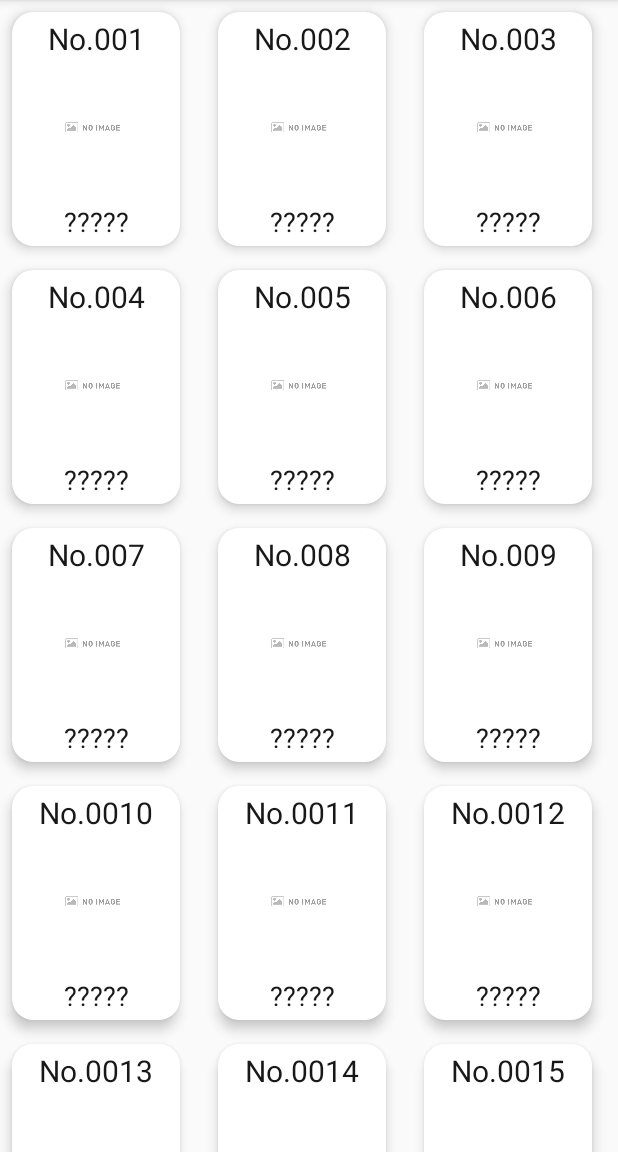
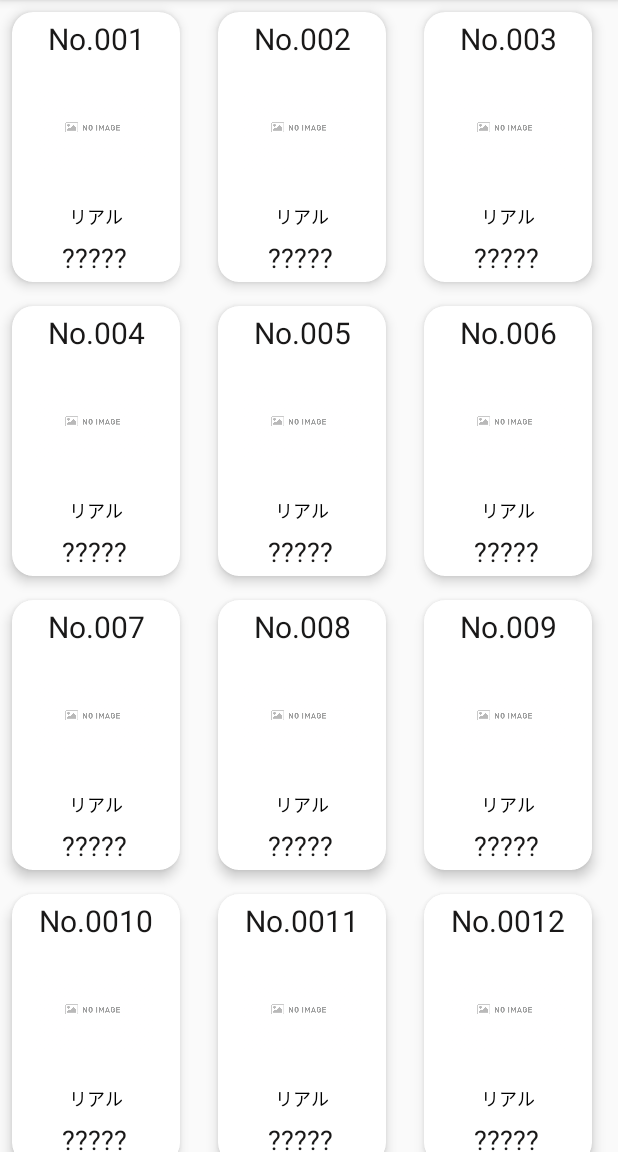
Before and after one commit to MIsosyati/LifeisGames, an Android app: the FishlibraryActivity screen opened directly, with no data from a screen before it, on a phone screen of 412 x 824 dp, the part 84-1236 px from its top. Run offline under Robolectric (Android 15) with nearby library versions, the phone set to English and light mode, and no system bars; libraries missing offline, so code that uses them is left out: io.realm; Roboto replaces fonts that are not available here; 2 statements that could not run were skipped.

Commit message:
図鑑内容いじった

```diff
--- a/app/src/main/java/com/lifeistech/android/lifeisgames/kingyosukui/Fish_library_data.kt
+++ b/app/src/main/java/com/lifeistech/android/lifeisgames/kingyosukui/Fish_library_data.kt
@@ -1,8 +1,11 @@
 package com.lifeistech.android.lifeisgames.kingyosukui
 
-data class Fish_library_data (val fishimage: Int,
-      val fishnumber:String,
-      val fishName: String,
-      val fish_option: String,
-      val isCatched: Boolean = false
-)
+import io.realm.RealmObject
+
+open class Fish_library_data (var fishimage: Int = 0,
+      var fishnumber:String = "",
+      var fishName: String = "",
+      var fish_option: String = "",
+      var fish_category: String = "",
+      var isCatched: Boolean = false
+): RealmObject()
--- a/app/src/main/java/com/lifeistech/android/lifeisgames/kingyosukui/FishlibraryActivity.kt
+++ b/app/src/main/java/com/lifeistech/android/lifeisgames/kingyosukui/FishlibraryActivity.kt
@@ -6,32 +6,34 @@ import androidx.recyclerview.widget.GridLayoutManager
 import androidx.recyclerview.widget.LinearLayoutManager
 import androidx.recyclerview.widget.RecyclerView
 import com.lifeistech.android.lifeisgames.R
+import io.realm.Realm
 import kotlinx.android.synthetic.main.activity_fishlibrary.*
 
 class FishlibraryActivity : AppCompatActivity() {
  val fish_library_data: List<Fish_library_data> = listOf(
-    Fish_library_data(R.drawable.wakinr,"No.001","ワキン(赤)","金魚の屋台の定番といえばこいつ。金魚の原点ともいえる品種であり先祖はフナ"),
-    Fish_library_data(R.drawable.wakinw,"No.002","ワキン(黒)","金魚の屋台の定番といえばこいつ。金魚の原点ともいえる品種であり先祖はフナ"),
-     Fish_library_data(R.drawable.nodata,"No.003","ワキン(サラサ)","金魚の屋台の定番といえばこいつ。金魚の原点ともいえる品種であり先祖はフナ"),
-     Fish_library_data(R.drawable.nodata,"No.004","デメキン(赤)","屋台ではちょっとレア扱い。難易度は低めだが取れると嬉しい反面、目が出てるため弱く、すぐ死ぬ"),
-     Fish_library_data(R.drawable.nodata,"No.005","デメキン(黒)","屋台ではちょっとレア扱い。難易度は低めだが取れると嬉しい反面、目が出てるため弱く、すぐ死ぬ"),
-     Fish_library_data(R.drawable.nodata,"No.006","デメキン(三色)","屋台ではちょっとレア扱い。難易度は低めだが取れると嬉しい反面、目が出てるため弱く、すぐ死ぬ"),
-     Fish_library_data(R.drawable.nodata,"No.007","琉金(赤)","ずんぐりとした体形を持つ。尾が長めのため泳ぐと綺麗。泳ぎは比較的ゆっくりとしている"),
-     Fish_library_data(R.drawable.nodata,"No.008","琉金(キャリコ)","ずんぐりとした体形を持つ。尾が長めのため泳ぐと綺麗。泳ぎは比較的ゆっくりとしている"),
-     Fish_library_data(R.drawable.nodata,"No.009","蘭鋳(赤)","背びれがなく丸い体形をしている。筆舌すべきは頭の肉瘤である。この肉瘤がライオンを彷彿ああせるため英名はライオンヘッドゴールドフィッシュ"),
-     Fish_library_data(R.drawable.nodata,"No.0010","蘭鋳(白)","背びれがなく丸い体形をしている。筆舌すべきは頭の肉瘤である。この肉瘤がライオンを彷彿ああせるため英名はライオンヘッドゴールドフィッシュ"),
-     Fish_library_data(R.drawable.nodata,"No.0011" ,"蘭鋳(赤白)","背びれがなく丸い体形をしている。筆舌すべきは頭の肉瘤である。この肉瘤がライオンを彷彿ああせるため英名はライオンヘッドゴールドフィッシュ"),
-     Fish_library_data(R.drawable.nodata,"No.0012" ,"朱文金","赤と黒が入り混じった青みのある体をしている。フナやデメキンから派生した品種で丈夫"),
-     Fish_library_data(R.drawable.nodata,"No.0013","丹頂","頭部にのみ赤がほかは全て白い体色の金魚。頭部に小さなコブができる。オランダ獅子頭とは別種である"),
-     Fish_library_data(R.drawable.nodata,"No.0014","オランダ獅子頭","丹頂と違う点は全身が赤白入り混じっている。またコブも全身にできる。それ以外はほぼ一緒である"),
-     Fish_library_data(R.drawable.nodata,"No.0015","東錦","オランダ獅子頭と三色出目金を交配させた品種。色は三色で体形はオランダ獅子頭の特徴を持つ"),
-     Fish_library_data(R.drawable.nodata,"No.0016","江戸錦","蘭鋳と東錦を交配させた品種。モザイク透明鱗が特徴で色は赤白浅葱色である"),
-     Fish_library_data(R.drawable.nodata,"No.0017" ,"桜錦","蘭鋳と江戸錦を交配させた品種。背びれがなく色は赤と白である"),
-     Fish_library_data(R.drawable.nodata,"No.0018" ,"コメット","コメットとは彗星という意味。その名の通り大きくなびく尾びれが特徴"),
-     Fish_library_data(R.drawable.nodata,"No.0019" ,"水泡眼","目の下に大きな袋をぶら下げた品種。袋は破れやすく、出目金と同じく弱りやすい"),
-     Fish_library_data(R.drawable.nodata,"No.0020" ,"ピンポンパール","まんまるで粒々した体をしている。そのため泳げなくなることも多々あるらしい"),
-     Fish_library_data(R.drawable.nodata,"No.0021" ,"頂点眼","名前の通り目が真上を向いている。インパクトがある姿は水槽で見ていて面白い"),
-     Fish_library_data(R.drawable.nodata,"No.00000" ,"オオサンショウウオ","特別天然記念物で世界最大級の両生類。寿命は七十年近くある個体も。瞳が可愛い、可愛い。何故こいつがNO.0なのか…それは主の推しだからである。不平不満は認めない")
+    Fish_library_data(R.drawable.wakinr,"No.001","ワキン(赤)","金魚の屋台の定番といえばこいつ。金魚の原点ともいえる品種であり先祖はフナ","リアル"),
+    Fish_library_data(R.drawable.wakinw,"No.002","ワキン(黒)","金魚の屋台の定番といえばこいつ。金魚の原点ともいえる品種であり先祖はフナ","リアル"),
+     Fish_library_data(R.drawable.nodata,"No.003","ワキン(サラサ)","金魚の屋台の定番といえばこいつ。金魚の原点ともいえる品種であり先祖はフナ","リアル"),
+     Fish_library_data(R.drawable.nodata,"No.004","デメキン(赤)","屋台ではちょっとレア扱い。難易度は低めだが取れると嬉しい反面、目が出てるため弱く、すぐ死ぬ","リアル"),
+     Fish_library_data(R.drawable.nodata,"No.005","デメキン(黒)","屋台ではちょっとレア扱い。難易度は低めだが取れると嬉しい反面、目が出てるため弱く、すぐ死ぬ","リアル"),
+     Fish_library_data(R.drawable.nodata,"No.006","デメキン(三色)","屋台ではちょっとレア扱い。難易度は低めだが取れると嬉しい反面、目が出てるため弱く、すぐ死ぬ","リアル"),
+     Fish_library_data(R.drawable.nodata,"No.007","琉金(赤)","ずんぐりとした体形を持つ。尾が長めのため泳ぐと綺麗。泳ぎは比較的ゆっくりとしている","リアル"),
+     Fish_library_data(R.drawable.nodata,"No.008","琉金(キャリコ)","ずんぐりとした体形を持つ。尾が長めのため泳ぐと綺麗。泳ぎは比較的ゆっくりとしている","リアル"),
+     Fish_library_data(R.drawable.nodata,"No.009","蘭鋳(赤)","背びれがなく丸い体形をしている。筆舌すべきは頭の肉瘤である。この肉瘤がライオンを彷彿ああせるため英名はライオンヘッドゴールドフィッシュ","リアル"),
+     Fish_library_data(R.drawable.nodata,"No.0010","蘭鋳(白)","背びれがなく丸い体形をしている。筆舌すべきは頭の肉瘤である。この肉瘤がライオンを彷彿ああせるため英名はライオンヘッドゴールドフィッシュ","リアル"),
+     Fish_library_data(R.drawable.nodata,"No.0011" ,"蘭鋳(赤白)","背びれがなく丸い体形をしている。筆舌すべきは頭の肉瘤である。この肉瘤がライオンを彷彿ああせるため英名はライオンヘッドゴールドフィッシュ","リアル"),
+     Fish_library_data(R.drawable.nodata,"No.0012" ,"朱文金","赤と黒が入り混じった青みのある体をしている。フナやデメキンから派生した品種で丈夫","リアル"),
+     Fish_library_data(R.drawable.nodata,"No.0013","丹頂","頭部にのみ赤がほかは全て白い体色の金魚。頭部に小さなコブができる。オランダ獅子頭とは別種である","リアル"),
+     Fish_library_data(R.drawable.nodata,"No.0014","オランダ獅子頭","丹頂と違う点は全身が赤白入り混じっている。またコブも全身にできる。それ以外はほぼ一緒である","リアル"),
+     Fish_library_data(R.drawable.nodata,"No.0015","東錦","オランダ獅子頭と三色出目金を交配させた品種。色は三色で体形はオランダ獅子頭の特徴を持つ","リアル"),
+     Fish_library_data(R.drawable.nodata,"No.0016","江戸錦","蘭鋳と東錦を交配させた品種。モザイク透明鱗が特徴で色は赤白浅葱色である","リアル"),
+     Fish_library_data(R.drawable.nodata,"No.0017" ,"桜錦","蘭鋳と江戸錦を交配させた品種。背びれがなく色は赤と白である","リアル"),
+     Fish_library_data(R.drawable.nodata,"No.0018" ,"コメット","コメットとは彗星という意味。その名の通り大きくなびく尾びれが特徴","リアル"),
+     Fish_library_data(R.drawable.nodata,"No.0019" ,"水泡眼","目の下に大きな袋をぶら下げた品種。袋は破れやすく、出目金と同じく弱りやすい","リアル"),
+     Fish_library_data(R.drawable.nodata,"No.0020" ,"ピンポンパール","まんまるで粒々した体をしている。そのため泳げなくなることも多々あるらしい","リアル"),
+     Fish_library_data(R.drawable.nodata,"No.0021" ,"頂点眼","名前の通り目が真上を向いている。インパクトがある姿は水槽で見ていて面白い","リアル"),
+    Fish_library_data(R.drawable.nodata,"No.0100","ヌマエビ","淡水の池などに生息する。足を動かして動く姿が可愛い","その他"),
+     Fish_library_data(R.drawable.nodata,"No.00000" ,"オオサンショウウオ","特別天然記念物で世界最大級の両生類。寿命は七十年近くある個体も。瞳が可愛い、可愛い。何故こいつがNO.0なのか…それは主の推しだからである。不平不満は認めない","その他")
  )
 
 
@@ -39,6 +41,13 @@ class FishlibraryActivity : AppCompatActivity() {
         super.onCreate(savedInstanceState)
         setContentView(R.layout.activity_fishlibrary)
 
+        val realm = Realm.getDefaultInstance()
+
+        realm.executeTransaction {
+
+
+        }
+
        val adapter = Recyclerviewadapter(this)
         recyclerView.layoutManager = GridLayoutManager(this, 3)
         recyclerView.adapter = adapter
--- a/app/src/main/java/com/lifeistech/android/lifeisgames/kingyosukui/Kingyo.kt
+++ b/app/src/main/java/com/lifeistech/android/lifeisgames/kingyosukui/Kingyo.kt
@@ -46,5 +46,5 @@ class Suihou(imageView: ImageView):Base("水泡眼", 20, 0, imageView,23){}
 
 class Tyoten(imageView: ImageView):Base("頂点眼", 20, 0, imageView,23){}
 
-
+class numaebi(imageView: ImageView):Base("ヌマエビ", 15, 0, imageView,40){}
 class Oosan(imageView: ImageView):Base("オオサンショウウオ", 100, 0, imageView,15){}
--- a/app/src/main/java/com/lifeistech/android/lifeisgames/kingyosukui/Recyclerviewadapter.kt
+++ b/app/src/main/java/com/lifeistech/android/lifeisgames/kingyosukui/Recyclerviewadapter.kt
@@ -19,6 +19,7 @@ class Recyclerviewadapter(private val context:Context):RecyclerView.Adapter<Recy
         val kinygyoview:ImageView = view.findViewById(R.id.imageView8)
         val kingyoname:TextView = view.findViewById(R.id.fishname)
         val kingyonumber:TextView = view.findViewById(R.id.textView9)
+        val fish_category:TextView = view.findViewById(R.id.textView11)
        // val container: ConstraintLayout = view.findViewById(R.id.container)
     }
 
@@ -38,11 +39,13 @@ class Recyclerviewadapter(private val context:Context):RecyclerView.Adapter<Recy
             holder.kinygyoview.setImageResource(item.fishimage)
             holder.kingyoname.text = item.fishName
             holder.kingyonumber.text = item.fishnumber
+            holder.fish_category.text=item.fish_category
         }else{
             //捕まえてない時に表示するものを書く
             holder.kinygyoview.setImageResource(R.drawable.nodata)
             holder.kingyoname.text = "?????"
             holder.kingyonumber.text = item.fishnumber
+            holder.fish_category.text=item.fish_category
         }
 
         //holder.container.setBackgroundColor(Color.rgb(0, 255, 0))
--- a/app/src/main/java/com/lifeistech/android/lifeisgames/minesweeper/MSShopActivity.kt
+++ b/app/src/main/java/com/lifeistech/android/lifeisgames/minesweeper/MSShopActivity.kt
@@ -30,7 +30,7 @@ class MSShopActivity : AppCompatActivity() {
         setContentView(R.layout.activity_msshop)
 
         supportActionBar?.setDisplayHomeAsUpEnabled(true)
-        setTitle( "マインスイーパー：ショップ" );
+        title = "マインスイーパー：ショップ"
 
         list.onItemClickListener = OnItemClickListener { parent, view, position, id ->
             buyflag(position)
@@ -46,7 +46,7 @@ class MSShopActivity : AppCompatActivity() {
     }
 
     fun show() {
-        cointext.setText("店主：いらっしゃい！\n今流行りの旗はいかが？いつも99%OFFダヨ！\n(今は全部無料です)")
+        cointext.text = "店主：いらっしゃい！\n今流行りの旗はいかが？いつも99%OFFダヨ！\n(今は全部無料です)"
         //お客さんは今$coin コイン持ってるね～
         adapter = CustomListAdapter(this, images, names, infos)
         list.adapter = adapter
@@ -82,7 +82,7 @@ class MSShopActivity : AppCompatActivity() {
                 }
             }else{
                 //持っていない
-                infos[i] = costs[i].toString();
+                infos[i] = costs[i].toString()
                 infos[i] += "コイン"
             }
         }
--- a/app/src/main/java/com/lifeistech/android/lifeisgames/minesweeper/PMSActivity.kt
+++ b/app/src/main/java/com/lifeistech/android/lifeisgames/minesweeper/PMSActivity.kt
@@ -23,7 +23,7 @@ class PMSActivity : AppCompatActivity() {
         setContentView(R.layout.activity_pms)
 
         supportActionBar?.setDisplayHomeAsUpEnabled(true)
-        setTitle( "マインスイーパー：ホーム" );
+        title = "マインスイーパー：ホーム"
 
         blevel1.setOnClickListener {
             warp(1)
--- /dev/null
+++ b/app/src/main/res/drawable/ic_baseline_delete_24.xml
@@ -0,0 +1,5 @@
+<vector android:height="24dp" android:tint="#FFFFFF"
+    android:viewportHeight="24" android:viewportWidth="24"
+    android:width="24dp" xmlns:android="http://schemas.android.com/apk/res/android">
+    <path android:fillColor="@android:color/white" android:pathData="M6,19c0,1.1 0.9,2 2,2h8c1.1,0 2,-0.9 2,-2V7H6v12zM19,4h-3.5l-1,-1h-5l-1,1H5v2h14V4z"/>
+</vector>
--- a/app/src/main/res/drawable/ic_delete_black_24dp.xml
+++ /dev/null
@@ -1,5 +0,0 @@
-<vector android:height="24dp" android:tint="#FFFFFF"
-    android:viewportHeight="24.0" android:viewportWidth="24.0"
-    android:width="24dp" xmlns:android="http://schemas.android.com/apk/res/android">
-    <path android:fillColor="#FF000000" android:pathData="M6,19c0,1.1 0.9,2 2,2h8c1.1,0 2,-0.9 2,-2V7H6v12zM19,4h-3.5l-1,-1h-5l-1,1H5v2h14V4z"/>
-</vector>
--- a/app/src/main/res/layout/item_fishlibrary_data_cell.xml
+++ b/app/src/main/res/layout/item_fishlibrary_data_cell.xml
@@ -42,14 +42,31 @@
             android:textColor="#191818"
             app:layout_constraintBottom_toTopOf="@+id/fishname"
             app:layout_constraintEnd_toEndOf="parent"
+            app:layout_constraintHorizontal_bias="1.0"
             app:layout_constraintStart_toStartOf="parent"
             app:layout_constraintTop_toBottomOf="@+id/textView9"
+            app:layout_constraintVertical_bias="0.0"
             app:srcCompat="@drawable/wakinr" />
+
+        <TextView
+            android:id="@+id/textView11"
+            android:layout_width="wrap_content"
+            android:layout_height="wrap_content"
+            android:layout_marginTop="1dp"
+            android:layout_marginBottom="16dp"
+            android:textColor="@android:color/black"
+            android:textSize="12sp"
+            app:layout_constraintBottom_toBottomOf="parent"
+            app:layout_constraintEnd_toEndOf="parent"
+            app:layout_constraintStart_toStartOf="parent"
+            app:layout_constraintTop_toBottomOf="@+id/imageView8"
+            app:layout_constraintVertical_bias="0.269" />
 
         <TextView
             android:id="@+id/fishname"
             android:layout_width="wrap_content"
             android:layout_height="wrap_content"
+            android:layout_marginTop="6dp"
             android:layout_marginBottom="4dp"
             android:maxLines="1"
             android:text="aaaaaa"
@@ -57,6 +74,9 @@
             android:textSize="18sp"
             app:layout_constraintBottom_toBottomOf="parent"
             app:layout_constraintEnd_toEndOf="parent"
-            app:layout_constraintStart_toStartOf="parent" />
+            app:layout_constraintHorizontal_bias="0.49"
+            app:layout_constraintStart_toStartOf="parent"
+            app:layout_constraintTop_toBottomOf="@+id/textView11"
+            app:layout_constraintVertical_bias="0.0" />
     </androidx.constraintlayout.widget.ConstraintLayout>
 </androidx.cardview.widget.CardView>
```
Also changed, not shown: app/src/main/java/com/lifeistech/android/lifeisgames/kingyosukui/YataiActivity.kt (+23 -5 lines), app/src/main/java/com/lifeistech/android/lifeisgames/minesweeper/MSActivity.kt (+14 -14 lines), app/src/main/res/layout/activity_drawmain.xml (+5 -2 lines), app/src/main/java/com/lifeistech/android/lifeisgames/kingyosukui/RealmData.kt (line endings or trailing spaces).
